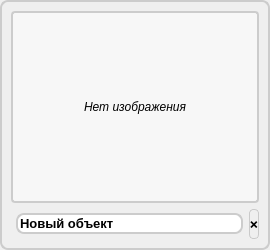
Qt form src/uis/widgets/object_card.ui (b1t0nese/MacLearn) before a commit.
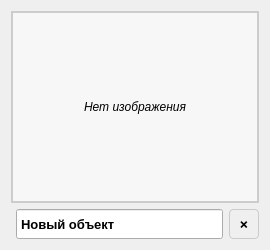
The same form after that commit.

Diff of the .ui file:
```diff
--- a/src/uis/widgets/object_card.ui
+++ b/src/uis/widgets/object_card.ui
@@ -16,10 +16,7 @@
   </property>
   <property name="styleSheet">
    <string notr="true">
-QWidget {
-    border: 2px solid #ccc;
-    border-radius: 8px;
-}
+QWidget {padding: 2px;}
    </string>
   </property>
   <layout class="QVBoxLayout" name="verticalLayout_5">
@@ -32,7 +29,6 @@
     font-style: italic; 
     font-size: 12px;
     border: 2px solid #ccc;
-    border-radius: 4px;
     background-color: palette(alternate-base);
 }
 QLabel:hover {
@@ -64,6 +60,18 @@
 }
         </string>
        </property>
+       <property name="minimumSize">
+        <size>
+         <width>0</width>
+         <height>30</height>
+        </size>
+       </property>
+       <property name="maximumSize">
+        <size>
+         <width>16777215</width>
+         <height>30</height>
+        </size>
+       </property>
        <property name="text">
         <string>Новый объект</string>
        </property>
@@ -98,6 +106,12 @@
          <height>30</height>
         </size>
        </property>
+       <property name="minimumSize">
+        <size>
+         <width>30</width>
+         <height>30</height>
+        </size>
+       </property>
        <property name="text">
         <string>❌</string>
        </property>
```
Left out of the diff: 5 changed lines with no effect on the pictures.
